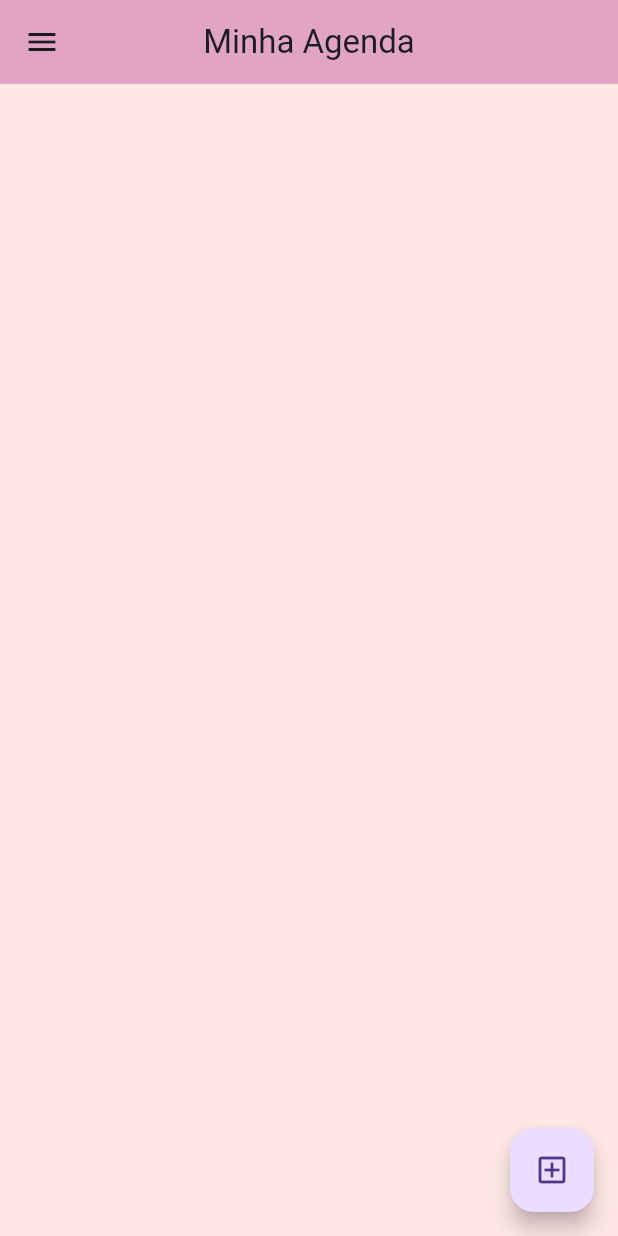
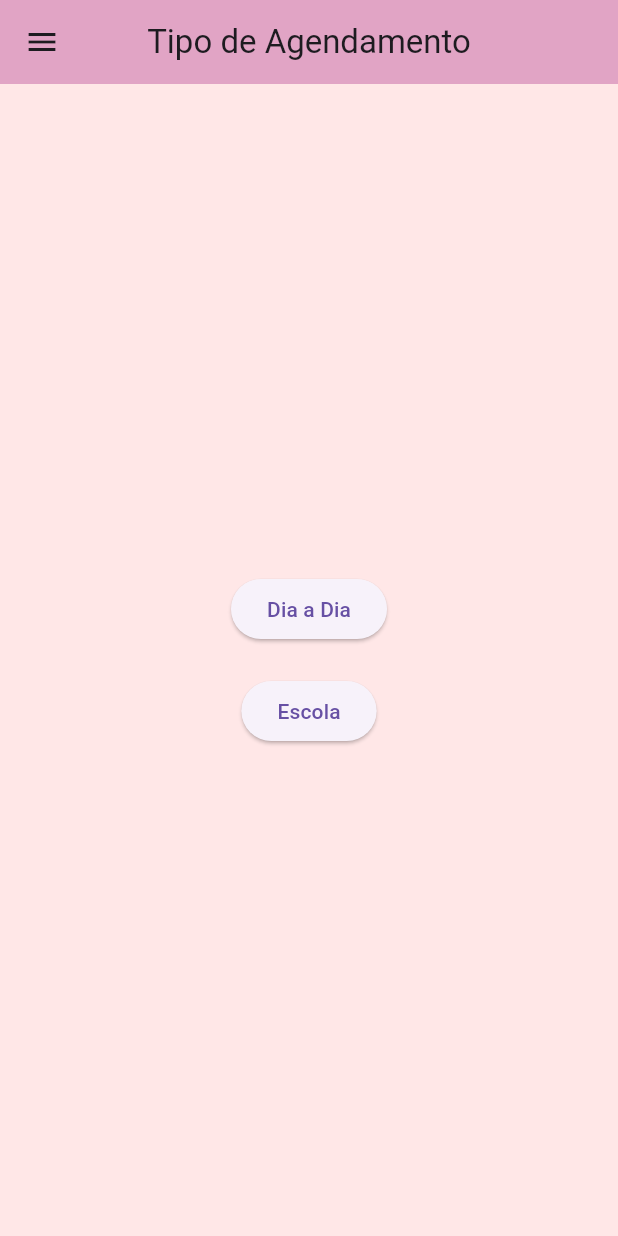
Before and after one commit to victor-henrique-cardoso/aplicativo-agenda, a Flutter app: the screen it shows once a user with an empty profile is signed in, on a phone screen of 412 x 824 dp. Run offline on Flutter 3.47's test engine with Material 3 defaults, Android fonts, the phone set to English and light mode, and no system bars; our stand-ins replace cloud_firestore, firebase_auth, firebase_core, flutter_local_notifications, permission_handler, timezone; accounts and stored records are empty; generated files the repository leaves out were written again.

Commit message:
Atualizando arquivos do projeto com novas modificações

```diff
--- /dev/null
+++ b/lib/Telas/Tela_de_escolha.dart
@@ -0,0 +1,82 @@
+import 'package:agendaapp/Telas/TelaEscola.dart';
+import 'package:agendaapp/Telas/teladeagenda.dart';
+import 'package:agendaapp/_comum/minhascores.dart';
+import 'package:agendaapp/serivco/altenticacao_serivco.dart';
+import 'package:firebase_auth/firebase_auth.dart'; // Import necessário para o User
+import 'package:flutter/material.dart';
+
+class TelaDeEscolha extends StatelessWidget {
+  final User user; // Parâmetro do usuário autenticado
+
+  const TelaDeEscolha({super.key, required this.user});
+
+  @override
+  Widget build(BuildContext context) {
+    return Scaffold(
+      backgroundColor: Minhascores.begeclaro, // Cor de fundo da tela.
+
+      appBar: AppBar(
+        title: const Text('Tipo de Agendamento'),
+        centerTitle: true,
+        backgroundColor: Minhascores.Rosapastel,
+      ),
+      drawer: Drawer(
+        backgroundColor: Minhascores.brancosuave, // Cor de fundo do menu lateral
+        child: ListView(
+          children: [
+            // Cabeçalho do menu lateral com informações do usuário
+            UserAccountsDrawerHeader(
+              currentAccountPicture: const CircleAvatar(
+                backgroundImage: AssetImage("assets/imagem/logoagenda.png"),
+              ),
+              accountName: Text(user.displayName ?? ""), // Usando 'user' diretamente
+              accountEmail: Text(user.email ?? ""), // Usando 'user' diretamente
+            ),
+            // Opção de logout no menu lateral
+            ListTile(
+              leading: const Icon(Icons.logout_sharp),
+              onTap: () {
+                // Serviço de logout (implementar conforme seu código)
+                AutenticacaoServico().deslogar();
+              },
+              title: const Text("Deslogar"),
+              dense: true,
+            ),
+          ],
+        ),
+      ),
+      body: Center(
+        child: Column(
+          mainAxisAlignment: MainAxisAlignment.center,
+          children: [
+            ElevatedButton(
+              onPressed: () {
+                // Navegar para a tela de agendamento do Dia a Dia
+                Navigator.push(
+                  context,
+                  MaterialPageRoute(
+                    builder: (context) => AgendaHomePage(user: user),
+                  ),
+                );
+              },
+              child: const Text('Dia a Dia'),
+            ),
+            const SizedBox(height: 20),
+            ElevatedButton(
+              onPressed: () {
+                // Navegar para a tela de agendamento da Escola
+                Navigator.push(
+                  context,
+                  MaterialPageRoute(
+                    builder: (context) => TelaAgendaEscolar(user: user),
+                  ),
+                );
+              },
+              child: const Text('Escola'),
+            ),
+          ],
+        ),
+      ),
+    );
+  }
+}
--- a/lib/Telas/teladeagenda.dart
+++ b/lib/Telas/teladeagenda.dart
@@ -32,35 +32,7 @@ class _AgendaHomePageState extends State<AgendaHomePage> {
         backgroundColor:
             Minhascores.Rosapastel, // Define a cor de fundo da AppBar.
       ),
-      drawer: Drawer(
-        backgroundColor:
-            Minhascores.brancosuave, // Cor de fundo do menu lateral.
-        child: ListView(
-          children: [
-            // Cabeçalho do menu lateral com informações do usuário.
-            UserAccountsDrawerHeader(
-              currentAccountPicture: const CircleAvatar(
-                backgroundImage: AssetImage("assets/imagem/logoagenda.png"),
-              ),
-              accountName: Text((widget.user.displayName != null)
-                  ? widget.user
-                      .displayName! // Exibe o nome do usuário, se disponível.
-                  : ""),
-              accountEmail:
-                  Text(widget.user.email!), // Exibe o e-mail do usuário.
-            ),
-            // Opção de logout no menu lateral.
-            ListTile(
-              leading: const Icon(Icons.logout_sharp),
-              onTap: () {
-                AutenticacaoServico().deslogar(); // Chama o serviço de logout.
-              },
-              title: const Text("Deslogar"), // Texto da opção.
-              dense: true,
-            ),
-          ],
-        ),
-      ),
+
       // Botão flutuante para adicionar novas tarefas.
       floatingActionButton: FloatingActionButton(
         child: const Icon(Icons.add_box_outlined), // Ícone do botão.
--- a/lib/main.dart
+++ b/lib/main.dart
@@ -1,3 +1,4 @@
+import 'package:agendaapp/Telas/Tela_de_escolha.dart';
 import 'package:agendaapp/Telas/Tela_login.dart';
 import 'package:firebase_auth/firebase_auth.dart';
 import 'package:flutter/material.dart';
@@ -47,7 +48,7 @@ class Roteadortela extends StatelessWidget {
       stream: FirebaseAuth.instance.userChanges(), // Fluxo que notifica alterações no usuário autenticado.
       builder: (context, snapshot) {
         if (snapshot.hasData) { // Verifica se há um usuário autenticado.
-          return AgendaHomePage( // Exibe a tela principal da agenda se o usuário estiver autenticado.
+          return TelaDeEscolha( // Exibe a tela principal da agenda se o usuário estiver autenticado.
             user: snapshot.data!, // Passa os dados do usuário para a tela.
           );
         } else { // Caso contrário, exibe a tela de login.
```
Also changed, not shown: lib/Telas/TelaEscola.dart (added, +180 -0 lines), 1 other file.
